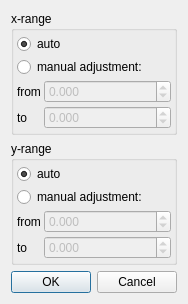
This is itom1DQwtPlot/dialog1DScale.ui in itom-project/designerPlugins as Qt 5 draws it before an edit. The edited form follows.
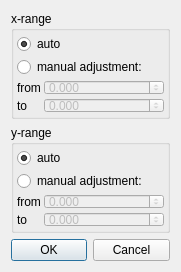
This is the edited form.

Commit message: fixed scaling of axis scale dialog

What changed in the file:
```diff
--- a/itom1DQwtPlot/dialog1DScale.ui
+++ b/itom1DQwtPlot/dialog1DScale.ui
@@ -6,10 +6,22 @@
    <rect>
     <x>0</x>
     <y>0</y>
-    <width>185</width>
-    <height>281</height>
+    <width>181</width>
+    <height>272</height>
    </rect>
   </property>
+  <property name="sizePolicy">
+   <sizepolicy hsizetype="MinimumExpanding" vsizetype="MinimumExpanding">
+    <horstretch>0</horstretch>
+    <verstretch>0</verstretch>
+   </sizepolicy>
+  </property>
+  <property name="minimumSize">
+   <size>
+    <width>170</width>
+    <height>250</height>
+   </size>
+  </property>
   <property name="windowTitle">
    <string>Interval Settings</string>
   </property>
@@ -224,19 +236,6 @@
      </property>
     </widget>
    </item>
-   <item>
-    <spacer name="verticalSpacer">
-     <property name="orientation">
-      <enum>Qt::Vertical</enum>
-     </property>
-     <property name="sizeHint" stdset="0">
-      <size>
-       <width>20</width>
-       <height>116</height>
-      </size>
-     </property>
-    </spacer>
-   </item>
   </layout>
  </widget>
  <tabstops>
```
Left out of the diff: 22 changed lines with no effect on the pictures. The commit also changes 1 other file.
